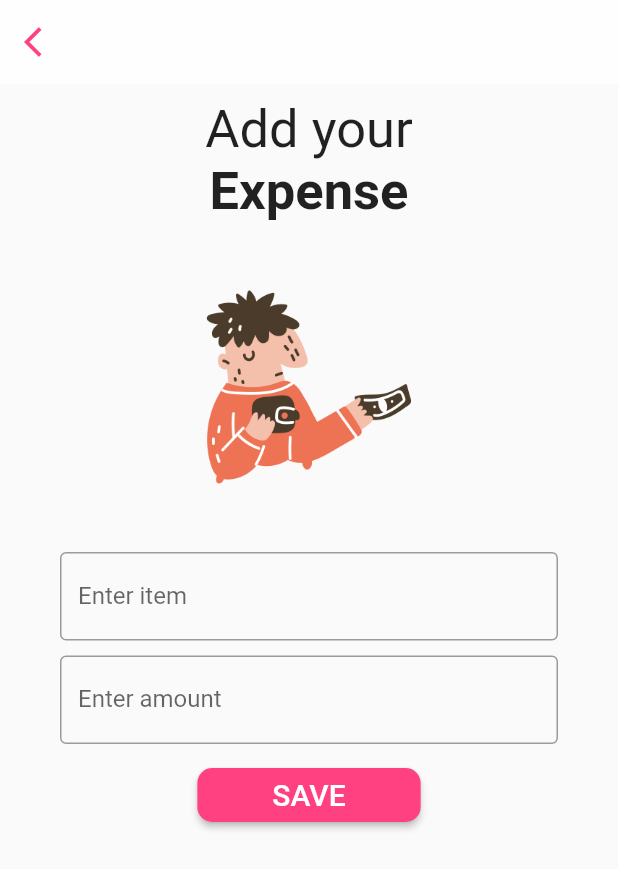
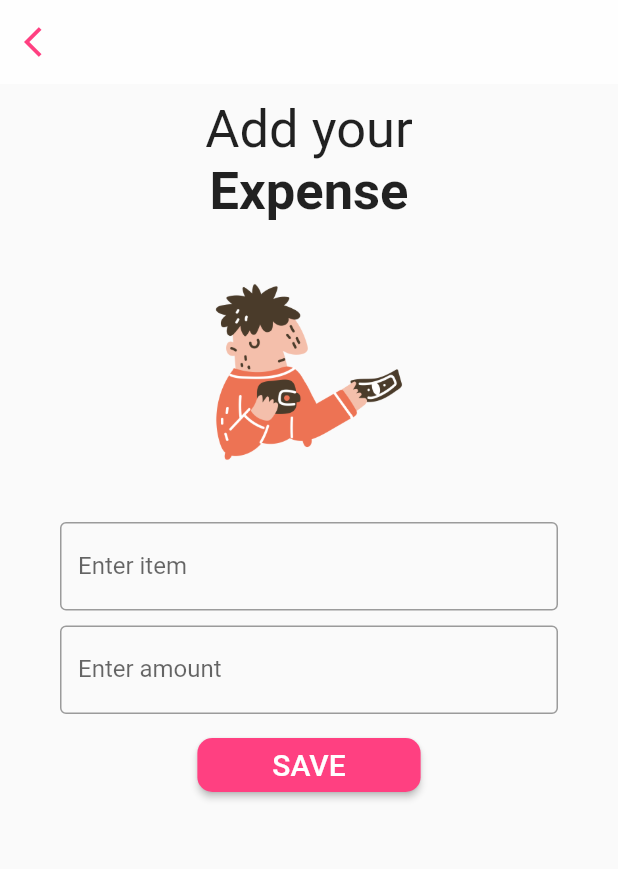
Before and after one commit to ashishra0/flutter-expense-tracker, a Flutter app: the screen it shows after launch, after a tap on "ADD NOW", on a phone screen of 412 x 824 dp. Shown: the top 869 px of the screen. Run offline on Flutter 3.47's test engine with Material 2 defaults, Android fonts, the phone set to English and light mode, and no system bars; our stand-ins replace flutter_money_formatter, progress_dialog, rflutter_alert.

Commit message:
change layout styles

```diff
--- a/lib/addTransaction.dart
+++ b/lib/addTransaction.dart
@@ -19,7 +19,6 @@ class _AddTransactionState extends State<AddTransaction> {
   Map<String, String> headers = {"Content-type": "application/json"};
   final _formKey = GlobalKey<FormState>();
   var error;
-
 
   displayAlert(value) {
     if (value == "200") {
@@ -122,7 +121,7 @@ class _AddTransactionState extends State<AddTransaction> {
                   ),
                   Image(
                     image: AssetImage('images/payment-processed.png'),
-                    height: 220.0,
+                    height: 200.0,
                   ),
                   Padding(
                     padding: const EdgeInsets.only(left: 40.0, right: 40.0),
```
Also changed, not shown: lib/getItems.dart (+6 -4 lines).
